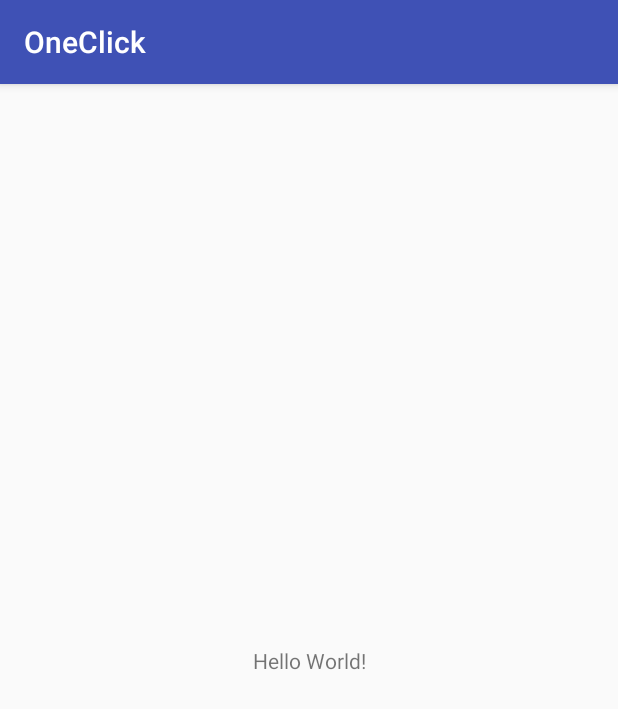
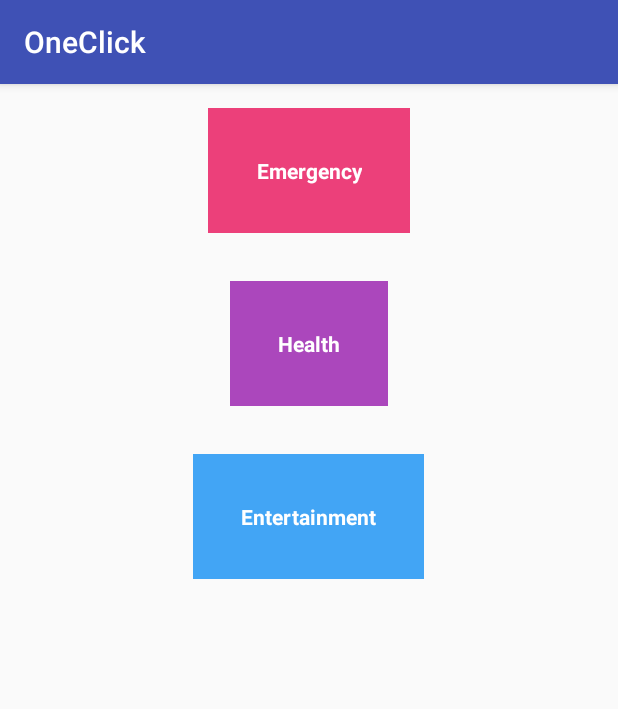
Before and after one commit to maulikchevli/DotSlashProject24, an Android app: the screen it shows after launch (MainActivity), on a phone screen of 412 x 824 dp. Shown: the top 709 px of the screen. Run offline under Robolectric (Android 15) with nearby library versions, the phone set to English and light mode, and no system bars.

Commit message:
Base layout

```diff
--- a/app/src/main/AndroidManifest.xml
+++ b/app/src/main/AndroidManifest.xml
@@ -16,6 +16,7 @@
                 <category android:name="android.intent.category.LAUNCHER" />
             </intent-filter>
         </activity>
+        <activity android:name=".HealthActivity"></activity>
     </application>
 
 </manifest>
--- /dev/null
+++ b/app/src/main/java/com/example/android/oneclick/HealthActivity.java
@@ -0,0 +1,13 @@
+package com.example.android.oneclick;
+
+import android.support.v7.app.AppCompatActivity;
+import android.os.Bundle;
+
+public class HealthActivity extends AppCompatActivity {
+
+    @Override
+    protected void onCreate(Bundle savedInstanceState) {
+        super.onCreate(savedInstanceState);
+        setContentView(R.layout.activity_health);
+    }
+}
--- a/app/src/main/java/com/example/android/oneclick/MainActivity.java
+++ b/app/src/main/java/com/example/android/oneclick/MainActivity.java
@@ -1,7 +1,10 @@
 package com.example.android.oneclick;
 
+import android.content.Intent;
 import android.support.v7.app.AppCompatActivity;
 import android.os.Bundle;
+import android.view.View;
+import android.widget.TextView;
 
 public class MainActivity extends AppCompatActivity {
 
@@ -9,5 +12,15 @@ public class MainActivity extends AppCompatActivity {
     protected void onCreate(Bundle savedInstanceState) {
         super.onCreate(savedInstanceState);
         setContentView(R.layout.activity_main);
+
+        TextView healthView = (TextView) findViewById(R.id.health);
+        healthView.setOnClickListener(new View.OnClickListener() {
+            @Override
+            public void onClick(View view) {
+                Intent healthIntent = new Intent(MainActivity.this,HealthActivity.class);
+                startActivity(healthIntent);
+
+            }
+        });
     }
 }
--- /dev/null
+++ b/app/src/main/res/layout/activity_health.xml
@@ -0,0 +1,9 @@
+<?xml version="1.0" encoding="utf-8"?>
+<android.support.constraint.ConstraintLayout xmlns:android="http://schemas.android.com/apk/res/android"
+    xmlns:app="http://schemas.android.com/apk/res-auto"
+    xmlns:tools="http://schemas.android.com/tools"
+    android:layout_width="match_parent"
+    android:layout_height="match_parent"
+    tools:context="com.example.android.oneclick.HealthActivity">
+
+</android.support.constraint.ConstraintLayout>
--- a/app/src/main/res/layout/activity_main.xml
+++ b/app/src/main/res/layout/activity_main.xml
@@ -1,18 +1,48 @@
 <?xml version="1.0" encoding="utf-8"?>
-<android.support.constraint.ConstraintLayout xmlns:android="http://schemas.android.com/apk/res/android"
-    xmlns:app="http://schemas.android.com/apk/res-auto"
+<LinearLayout xmlns:android="http://schemas.android.com/apk/res/android"
     xmlns:tools="http://schemas.android.com/tools"
     android:layout_width="match_parent"
     android:layout_height="match_parent"
+    android:orientation="vertical"
     tools:context="com.example.android.oneclick.MainActivity">
 
     <TextView
+        android:id="@+id/emergency"
         android:layout_width="wrap_content"
         android:layout_height="wrap_content"
-        android:text="Hello World!"
-        app:layout_constraintBottom_toBottomOf="parent"
-        app:layout_constraintLeft_toLeftOf="parent"
-        app:layout_constraintRight_toRightOf="parent"
-        app:layout_constraintTop_toTopOf="parent" />
+        android:gravity="center"
+        android:padding="32dp"
+        android:textColor="#fff"
+        android:textStyle="bold"
+        android:background="#EC407A"
+        android:layout_margin="16dp"
+        android:layout_gravity="center"
+        android:text="Emergency" />
 
-</android.support.constraint.ConstraintLayout>
+    <TextView
+        android:id="@+id/health"
+        android:layout_width="wrap_content"
+        android:layout_height="wrap_content"
+        android:gravity="center"
+        android:textColor="#fff"
+        android:textStyle="bold"
+        android:layout_margin="16dp"
+        android:padding="32dp"
+        android:background="#AB47BC"
+        android:layout_gravity="center"
+        android:text="Health" />
+
+    <TextView
+        android:id="@+id/entertainment"
+        android:layout_width="wrap_content"
+        android:layout_height="wrap_content"
+        android:layout_margin="16dp"
+        android:padding="32dp"
+        android:textColor="#fff"
+        android:textStyle="bold"
+        android:background="#42A5F5"
+        android:gravity="center"
+        android:layout_gravity="center"
+        android:text="Entertainment" />
+
+</LinearLayout>
```
